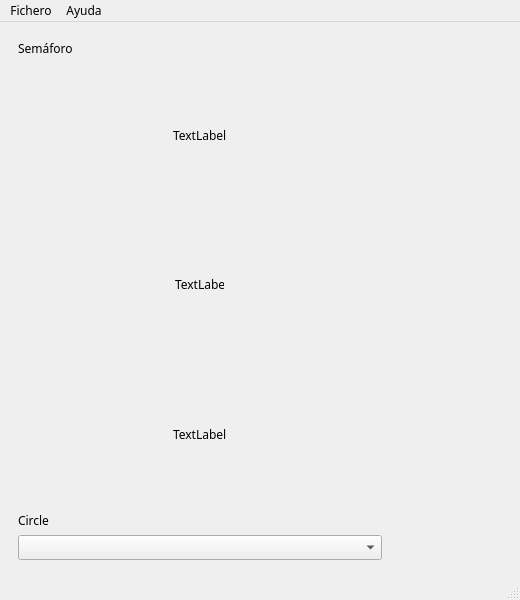
This is M07_Desarrollo_interficies/Projects/UF1/Ex12/ui/p12_JMG_semaforo.ui in JavierMarinGuimera/DAM as Qt 5 draws it before an edit. The edited form follows.
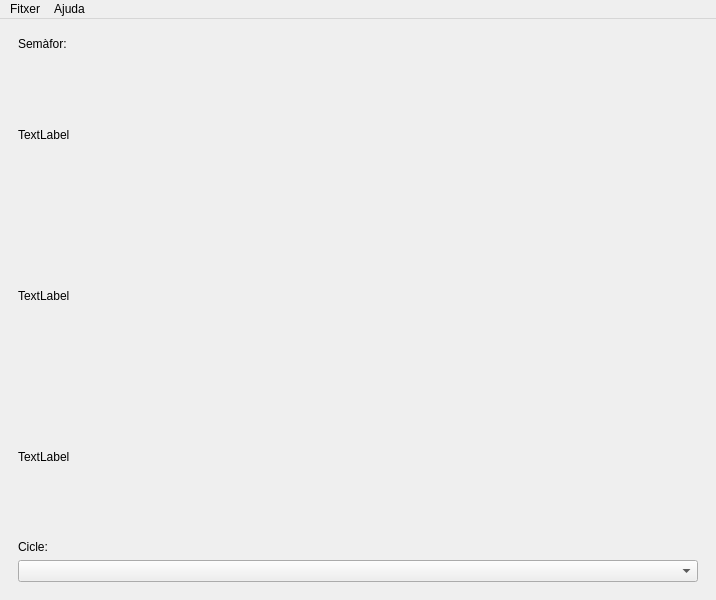
This is the edited form. The open tabs and pages were chosen to show the change.

The edit to the form file:
```diff
--- a/M07_Desarrollo_interficies/Projects/UF1/Ex12/ui/p12_JMG_semaforo.ui
+++ b/M07_Desarrollo_interficies/Projects/UF1/Ex12/ui/p12_JMG_semaforo.ui
@@ -6,54 +6,22 @@
    <rect>
     <x>0</x>
     <y>0</y>
-    <width>520</width>
+    <width>716</width>
     <height>600</height>
    </rect>
   </property>
-  <property name="minimumSize">
-   <size>
-    <width>200</width>
-    <height>600</height>
-   </size>
-  </property>
-  <property name="maximumSize">
-   <size>
-    <width>16777215</width>
-    <height>16777215</height>
-   </size>
-  </property>
   <property name="windowTitle">
    <string>MainWindow</string>
   </property>
-  <property name="tabShape">
-   <enum>QTabWidget::Triangular</enum>
-  </property>
   <widget class="QWidget" name="centralwidget">
-   <property name="maximumSize">
-    <size>
-     <width>400</width>
-     <height>600</height>
-    </size>
-   </property>
-   <property name="font">
-    <font>
-     <family>Cascadia Code</family>
-    </font>
-   </property>
-   <layout class="QVBoxLayout" name="verticalLayout">
+   <layout class="QVBoxLayout" name="verticalLayout_4">
     <item>
      <widget class="QStackedWidget" name="stackedWidget">
-      <property name="frameShadow">
-       <enum>QFrame::Raised</enum>
-      </property>
       <property name="currentIndex">
        <number>1</number>
       </property>
       <widget class="QWidget" name="pg_semafor">
-       <property name="layoutDirection">
-        <enum>Qt::LeftToRight</enum>
-       </property>
-       <layout class="QVBoxLayout" name="verticalLayout_2">
+       <layout class="QVBoxLayout" name="verticalLayout_3">
         <item>
          <widget class="QLabel" name="lb_semafor">
           <property name="sizePolicy">
@@ -63,50 +31,26 @@
            </sizepolicy>
           </property>
           <property name="text">
-           <string>Semáforo</string>
+           <string>Semàfor:</string>
           </property>
          </widget>
         </item>
-        <item alignment="Qt::AlignHCenter">
+        <item>
          <widget class="QLabel" name="lb_vermell">
-          <property name="sizePolicy">
-           <sizepolicy hsizetype="Preferred" vsizetype="Preferred">
-            <horstretch>0</horstretch>
-            <verstretch>0</verstretch>
-           </sizepolicy>
-          </property>
           <property name="text">
            <string>TextLabel</string>
           </property>
          </widget>
         </item>
-        <item alignment="Qt::AlignHCenter">
+        <item>
          <widget class="QLabel" name="lb_groc">
-          <property name="minimumSize">
-           <size>
-            <width>49</width>
-            <height>0</height>
-           </size>
-          </property>
-          <property name="maximumSize">
-           <size>
-            <width>49</width>
-            <height>16777215</height>
-           </size>
-          </property>
           <property name="text">
            <string>TextLabel</string>
           </property>
          </widget>
         </item>
-        <item alignment="Qt::AlignHCenter">
+        <item>
          <widget class="QLabel" name="lb_verd">
-          <property name="sizePolicy">
-           <sizepolicy hsizetype="Preferred" vsizetype="Preferred">
-            <horstretch>0</horstretch>
-            <verstretch>0</verstretch>
-           </sizepolicy>
-          </property>
           <property name="text">
            <string>TextLabel</string>
           </property>
@@ -121,7 +65,7 @@
            </sizepolicy>
           </property>
           <property name="text">
-           <string>Circle</string>
+           <string>Cicle:</string>
           </property>
          </widget>
         </item>
@@ -131,7 +75,7 @@
        </layout>
       </widget>
       <widget class="QWidget" name="pg_configurar">
-       <layout class="QVBoxLayout" name="verticalLayout_3">
+       <layout class="QVBoxLayout" name="verticalLayout_2">
         <item>
          <widget class="QLabel" name="lb_velocitat">
           <property name="text">
@@ -165,9 +109,9 @@
        </layout>
       </widget>
       <widget class="QWidget" name="pg_quant_a">
-       <layout class="QVBoxLayout" name="verticalLayout_4">
-        <item alignment="Qt::AlignHCenter">
-         <widget class="QLabel" name="label_5">
+       <layout class="QVBoxLayout" name="verticalLayout">
+        <item>
+         <widget class="QLabel" name="lb_quant_a">
           <property name="text">
            <string>&lt;html&gt;&lt;head/&gt;&lt;body&gt;&lt;p align=&quot;center&quot;&gt;&lt;span style=&quot; font-weight:700;&quot;&gt;Semàfors&lt;/span&gt;&lt;/p&gt;&lt;p align=&quot;center&quot;&gt;&lt;br/&gt;&lt;/p&gt;&lt;p align=&quot;center&quot;&gt;Visualitzacio de cicles semafòrics.&lt;/p&gt;&lt;p align=&quot;center&quot;&gt;&lt;br/&gt;&lt;/p&gt;&lt;p align=&quot;center&quot;&gt;2021. Institut Marianao.&lt;/p&gt;&lt;/body&gt;&lt;/html&gt;</string>
           </property>
@@ -191,48 +135,26 @@
     <rect>
      <x>0</x>
      <y>0</y>
-     <width>520</width>
-     <height>19</height>
+     <width>716</width>
+     <height>21</height>
     </rect>
    </property>
-   <property name="font">
-    <font>
-     <family>Cascadia Code</family>
-    </font>
-   </property>
-   <widget class="QMenu" name="menuFichero">
-    <property name="font">
-     <font>
-      <family>Cascadia Code</family>
-     </font>
-    </property>
+   <widget class="QMenu" name="menuFitxer">
     <property name="title">
-     <string>Fichero</string>
+     <string>Fitxer</string>
     </property>
     <addaction name="ac_configurar"/>
     <addaction name="ac_sortir"/>
     <addaction name="separator"/>
    </widget>
-   <widget class="QMenu" name="menuAyuda">
-    <property name="font">
-     <font>
-      <family>Cascadia Code</family>
-     </font>
-    </property>
+   <widget class="QMenu" name="menuAjuda">
     <property name="title">
-     <string>Ayuda</string>
+     <string>Ajuda</string>
     </property>
     <addaction name="ac_quant_a"/>
    </widget>
-   <addaction name="menuFichero"/>
-   <addaction name="menuAyuda"/>
-  </widget>
-  <widget class="QStatusBar" name="statusbar">
-   <property name="font">
-    <font>
-     <family>Cascadia Code</family>
-    </font>
-   </property>
+   <addaction name="menuFitxer"/>
+   <addaction name="menuAjuda"/>
   </widget>
   <action name="ac_configurar">
    <property name="text">
```
Left out of the diff: 33 changed lines with no effect on the pictures.
